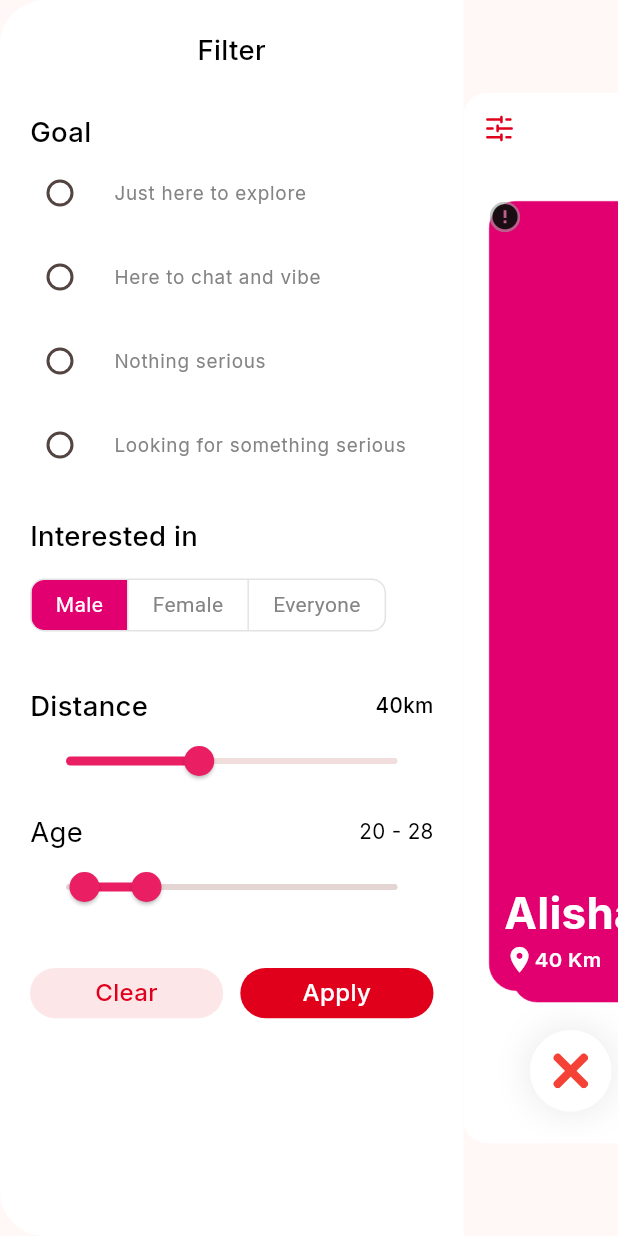
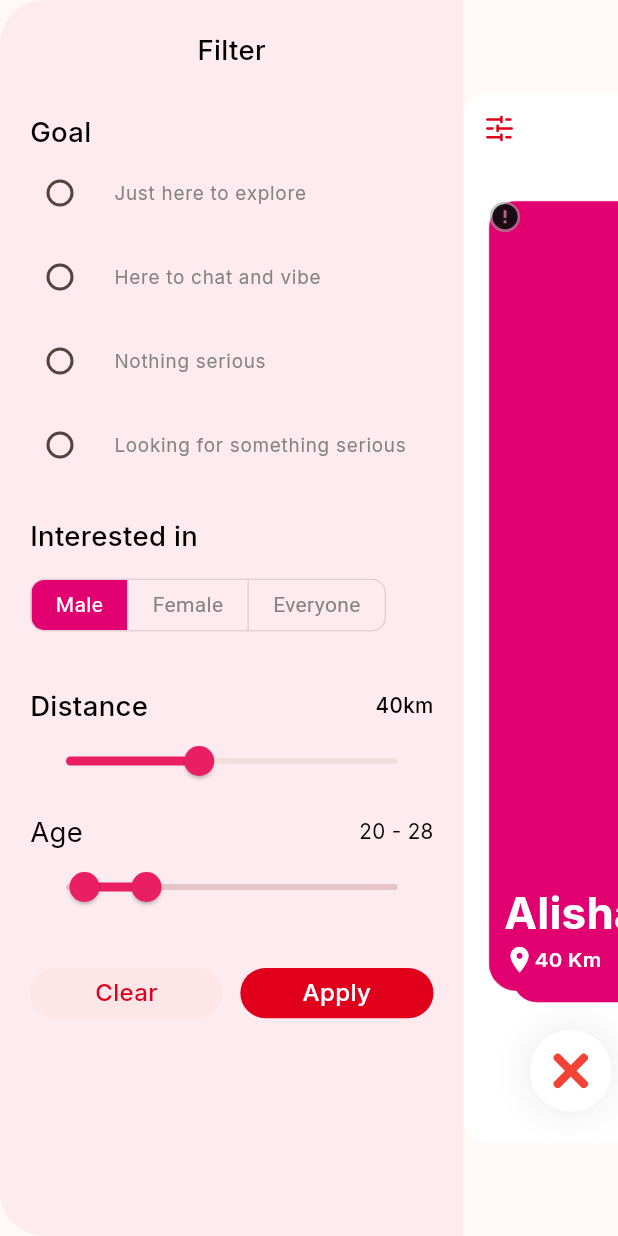
Before and after one commit to sparktechagency/maignanka-app, a Flutter app: the DiscoverScreen screen opened directly, after a tap on an icon or button, on a phone screen of 412 x 824 dp. Run offline on Flutter 3.47's test engine with Material 3 defaults, Android fonts, the phone set to English and light mode, and no system bars; drawn by our look-alikes of cached_network_image, flutter_advanced_drawer, flutter_card_swiper; our stand-ins replace badges, chat_bubbles, connectivity_plus, dots_indicator, dotted_border, flutter_screenutil and 19 more; missing offline and left inert: bottom_picker, mime_type; accounts and stored records are empty; network calls fail.

Commit message:
message ui updated

```diff
--- a/lib/features/views/discover/widgets/filter_drawer.dart
+++ b/lib/features/views/discover/widgets/filter_drawer.dart
@@ -23,7 +23,7 @@ class _FilterDrawerState extends State<FilterDrawer> {
   @override
   Widget build(BuildContext context) {
     return Drawer(
-      backgroundColor: Colors.white,
+      backgroundColor: AppColors.secondaryColor.withOpacity(0.05),
       shape: RoundedRectangleBorder(
         borderRadius: BorderRadius.horizontal(left: Radius.circular(30)),
       ),
--- a/lib/features/views/message/message_screen.dart
+++ b/lib/features/views/message/message_screen.dart
@@ -67,12 +67,13 @@ class _MessageScreenState extends State<MessageScreen> {
                   return Padding(
                     padding:  EdgeInsets.only(bottom: 8.0.h),
                     child: CustomListTile(
+                      statusColor: index == 0 ? AppColors.darkColor : null,
+                        selectedColor: index == 0 ? AppColors.secondaryColor.withOpacity(0.1) : null,
                       borderRadius: 8.r,
-                      borderColor: AppColors.borderColor,
                       onTap: () {
                         Get.toNamed(AppRoutes.chatScreen);
                       },
-                      selectedColor: AppColors.primaryColor.withOpacity(0.8),
+                     // selectedColor: AppColors.primaryColor.withOpacity(0.8),
                       image: message['image']!,
                       title: message['name']!,
                       activeColor: Colors.green,
```
Also changed, not shown: lib/widgets/custom_list_tile.dart (+6 -5 lines), pubspec.yaml (+5 -5 lines), pubspec.lock.
